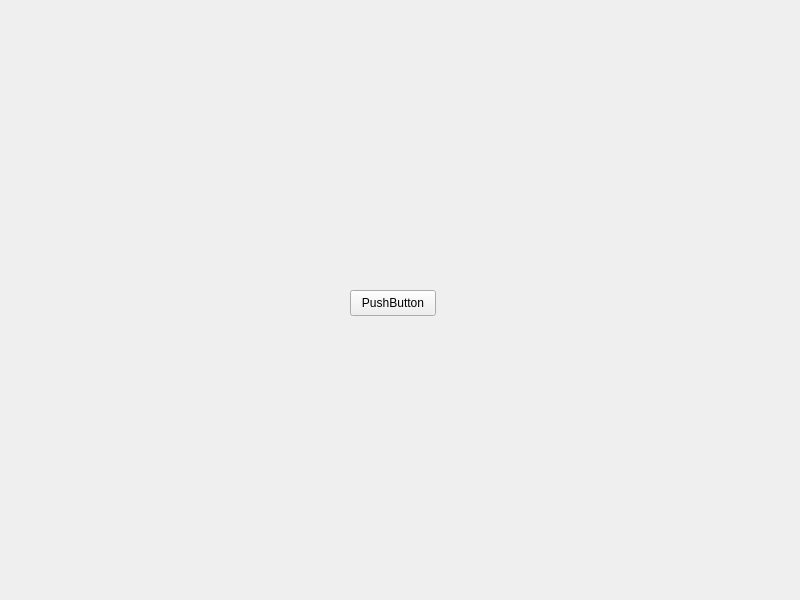
Before: the Qt Designer form qt/widget/widget.ui in Nesterov-BA/cplusplus, drawn with Qt 5.
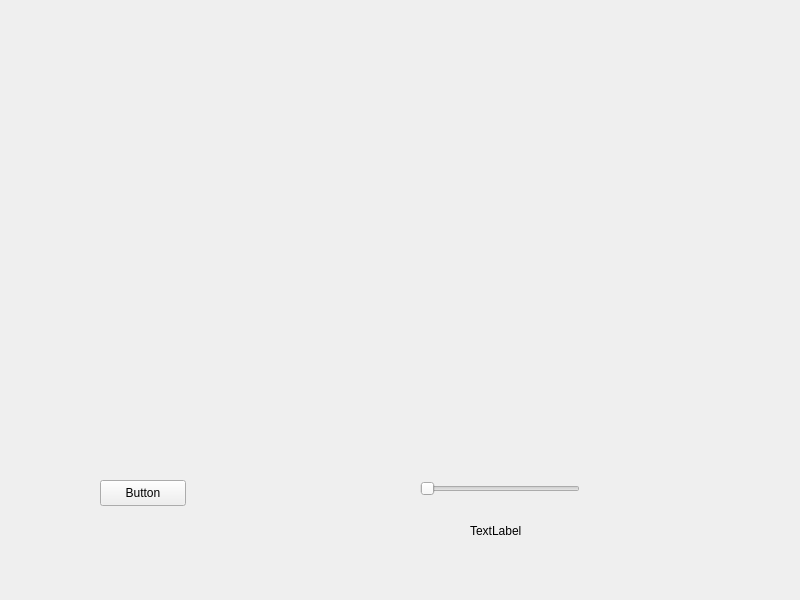
After: the same form once the commit is applied.

Commit message: interactive elements in widget

Diff of the .ui file:
```diff
--- a/qt/widget/widget.ui
+++ b/qt/widget/widget.ui
@@ -16,14 +16,40 @@
   <widget class="QPushButton" name="pushButton">
    <property name="geometry">
     <rect>
-     <x>350</x>
-     <y>290</y>
+     <x>100</x>
+     <y>480</y>
      <width>86</width>
      <height>26</height>
     </rect>
    </property>
    <property name="text">
-    <string>PushButton</string>
+    <string>Button</string>
+   </property>
+  </widget>
+  <widget class="QSlider" name="horizontalSlider">
+   <property name="geometry">
+    <rect>
+     <x>420</x>
+     <y>480</y>
+     <width>160</width>
+     <height>18</height>
+    </rect>
+   </property>
+   <property name="orientation">
+    <enum>Qt::Orientation::Horizontal</enum>
+   </property>
+  </widget>
+  <widget class="QLabel" name="label">
+   <property name="geometry">
+    <rect>
+     <x>470</x>
+     <y>500</y>
+     <width>61</width>
+     <height>61</height>
+    </rect>
+   </property>
+   <property name="text">
+    <string>TextLabel</string>
    </property>
   </widget>
  </widget>
```
The commit also changes 7 other files.
